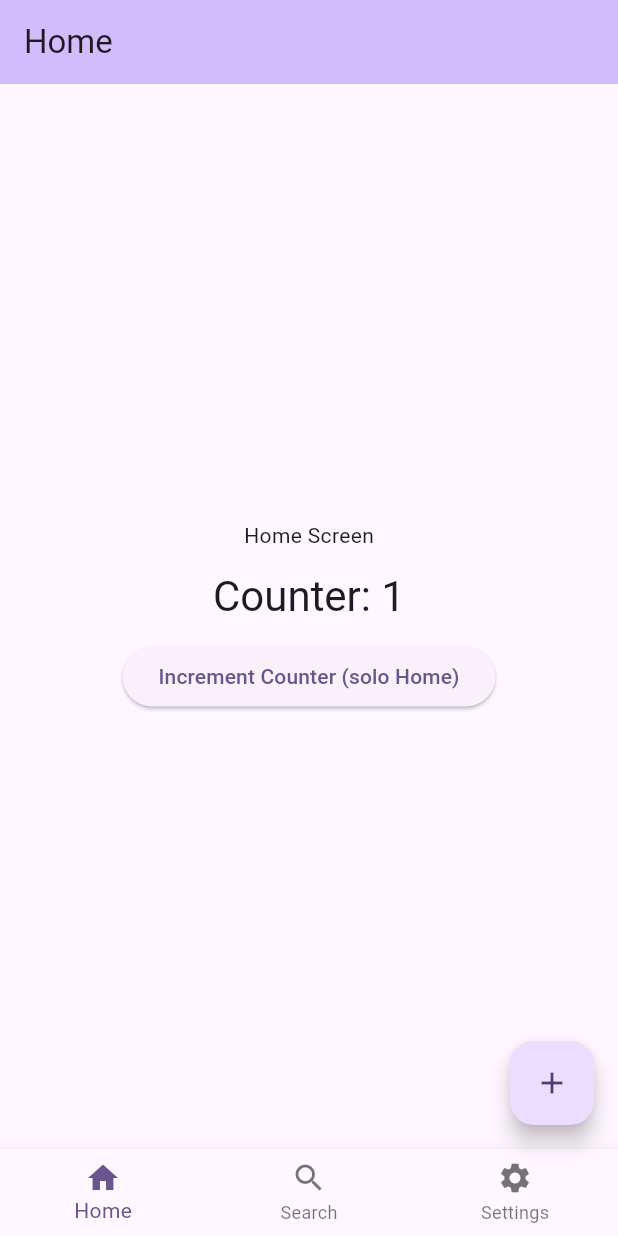
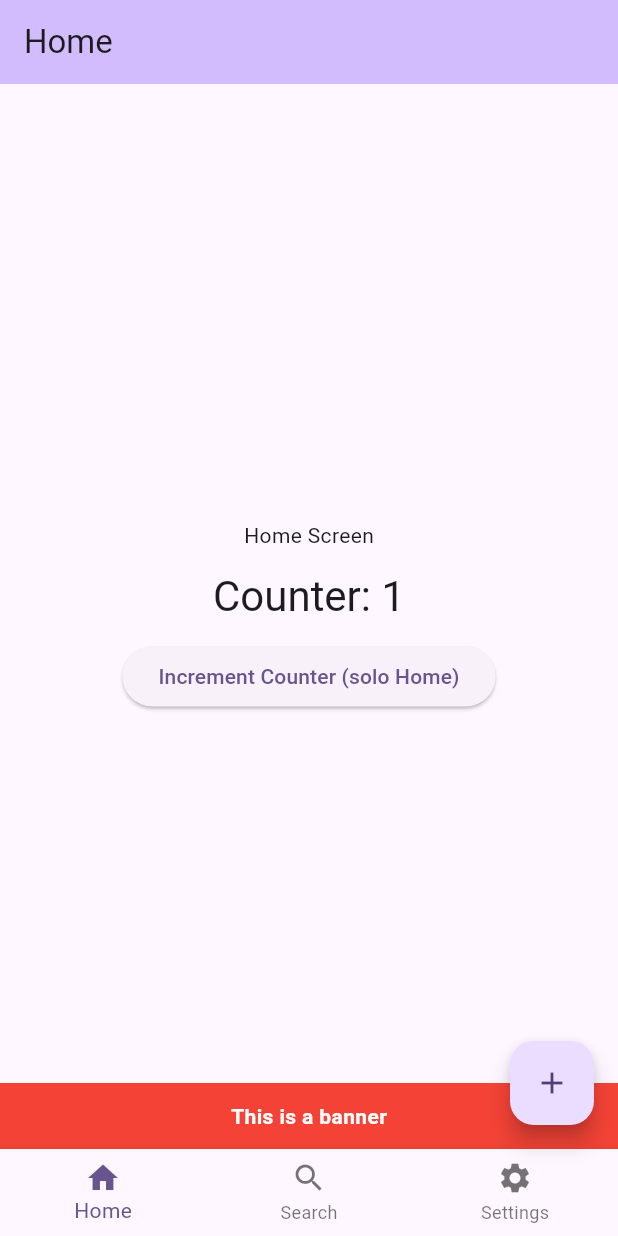
Before and after one commit to ObedCabanzo/flutter-amplitude-session-replay-android, a Flutter app: the screen it shows after launch, after a tap on "Increment Counter (solo Home)", on a phone screen of 412 x 824 dp. Run offline on Flutter 3.47's test engine with Material 3 defaults, Android fonts, the phone set to English and light mode, and no system bars; our stand-ins replace permission_handler; missing offline and left inert: amplitude_flutter, braze_plugin, experiment_sdk_flutter; statements that could not run were skipped.

```diff
--- /dev/null
+++ b/devtools_options.yaml
@@ -0,0 +1,3 @@
+description: This file stores settings for Dart & Flutter DevTools.
+documentation: https://docs.flutter.dev/tools/devtools/extensions#configure-extension-enablement-states
+extensions:
--- a/lib/analytics/amplitude_service.dart
+++ b/lib/analytics/amplitude_service.dart
@@ -1,17 +1,43 @@
 // lib/analytics/amplitude_service.dart
 import 'dart:math';
 import 'package:amplitude_flutter/constants.dart';
+import 'package:experiment_sdk_flutter/experiment_client.dart';
+import 'package:experiment_sdk_flutter/experiment_sdk_flutter.dart';
+import 'package:experiment_sdk_flutter/types/experiment_config.dart';
+import 'package:experiment_sdk_flutter/types/experiment_variant.dart';
 import 'package:flutter/services.dart';
 import 'package:amplitude_flutter/amplitude.dart';
 import 'package:amplitude_flutter/configuration.dart';
 import 'package:amplitude_flutter/default_tracking.dart';
 import 'package:amplitude_flutter/events/base_event.dart';
 
+/// A singleton service for integrating Amplitude Analytics, Experiment, and Session Replay in Flutter.
+///
+/// This service handles initialization, event tracking, user/device/session management,
+/// and native communication for Amplitude's Session Replay feature.
+///
+/// Usage:
+///   - Call [init] once at app startup with the required API keys.
+///   - Use [track] to log events, which will automatically include Session Replay properties if available.
+///   - Use [getVariant] to fetch experiment variants for feature flags.
+///   - Use [setUserId] and [setDeviceId] to update user and device identifiers.
+///
+/// Features:
+///   - Ensures Amplitude Analytics and Session Replay are initialized only once.
+///   - Handles fallback device ID generation if needed.
+///   - Bootstraps session IDs for Session Replay if not immediately available.
+///   - Synchronizes session and device IDs with the native Session Replay plugin.
+///   - Provides safe error handling to avoid blocking the app on native errors.
+///
+/// Note:
+///   - The native plugin for Session Replay must be implemented to handle the required method channels.
+///   - Do not call [init] multiple times; use the singleton instance [AmplitudeService.instance].
 class AmplitudeService {
   AmplitudeService._();
   static final AmplitudeService instance = AmplitudeService._();
 
   late final Amplitude _client;
+  late final ExperimentClient _clientExp;
   bool _analyticsReady = false;
   bool _srReady = false;
 
@@ -23,9 +49,12 @@ class AmplitudeService {
   Future<void> init({
     required String apiKeyAnalytics,
     required String apiKeySessionReplay,
+    String apiKeyExperiment = '',
     bool eu = false,
     double sampleRate = 1.0,
     bool enableRemoteConfig = false,
+    bool experiment = false,
+
   }) async {
     if (_analyticsReady) return;
 
@@ -44,6 +73,23 @@ class AmplitudeService {
       ),
     );
 
+    /// Initializes the Experiment client with Amplitude if the [experiment] flag is true and [apiKeyExperiment] is not empty.
+    ///
+    /// The client is configured with automatic exposure tracking enabled and uses "main" as the instance name. The instanceName could be ignored if not using amplitude analytics. And it could be initialized with the function initialize instead of initializeWithAmplitude if not using amplitude analytics.
+    ///
+    /// - [experiment]: A boolean flag indicating whether to initialize the Experiment client.
+    /// - [apiKeyExperiment]: The API key used for initializing the Experiment client.
+    /// - [_clientExp]: The Experiment client instance initialized with the provided API key and configuration.
+    if (experiment && apiKeyExperiment.isNotEmpty) {
+      _clientExp = Experiment.initializeWithAmplitude(
+        apiKey: apiKeyExperiment,
+        config: ExperimentConfig(automaticExposureTracking: true, instanceName: "main"),
+      );
+
+    }
+
+
+
     await _client.isBuilt;
     _analyticsReady = true;
 
@@ -55,6 +101,17 @@ class AmplitudeService {
       enableRemoteConfig: enableRemoteConfig,
 
     );
+  }
+
+  // Create functions for get a variant given a flag key and an optional userId
+  Future<ExperimentVariant?> getVariant(String flagKey) async {
+    if (!_analyticsReady ) {
+      throw StateError('AmplitudeService no inicializado. Llama a init() primero.');
+    }
+    var deviceId = await _client.getDeviceId();
+    await _clientExp.fetch(deviceId: deviceId);
+    return _clientExp.variant(flagKey);
+
   }
 
   void _ensureAnalyticsReady() {
--- a/lib/main.dart
+++ b/lib/main.dart
@@ -2,12 +2,20 @@ import 'package:flutter/material.dart';
 import 'package:flutter_application_3/analytics/amplitude_service.dart';
 import 'package:flutter_application_3/analytics/braze_service.dart';
 
+const Color kAppBarColor = Color(0xFF4A306D); // morado
+const Color kBottomBarColor = Color(0xFFA167A5); // rosado
+const Color kOnAppBar = Colors.white;
+const Color kOnBottomBarSelected = Colors.white;
+const Color kOnBottomBarUnselected = Colors.white70;
+
 Future<void> main() async {
   WidgetsFlutterBinding.ensureInitialized();
   await AmplitudeService.instance.init(
-    apiKeyAnalytics: 'api-key',
-    apiKeySessionReplay: 'api-key',
-    enableRemoteConfig: false
+    apiKeyAnalytics: 'f09c448ff67b9a0c818000c42a91b49a',
+    apiKeySessionReplay: 'f09c448ff67b9a0c818000c42a91b49a',
+    enableRemoteConfig: false,
+    experiment: true,
+    apiKeyExperiment: "f09c448ff67b9a0c818000c42a91b49a",
   );
 
   await BrazeService.instance.init();
@@ -90,17 +98,31 @@ class HomeScreen extends StatefulWidget {
 
 class _HomeScreenState extends State<HomeScreen> {
   int counter = 0;
+  String? variantValue = "";
 
   @override
   void initState() {
     super.initState();
     AmplitudeService.instance.track("home_page_viewed");
     BrazeService.instance.logEvent("home_page_viewed");
+
+    AmplitudeService.instance.getVariant("home-testing").then((onValue) {
+      setState(() {
+        variantValue = onValue?.value; // esperado: "top" o "bottom"
+      });
+      print("Variant for 'home-testing': $variantValue");
+    });
   }
+
+   // default: top, if is ios move to top, if is android move to bottom
+  bool get _isTop => variantValue == "ios" || variantValue == "";
 
   @override
   Widget build(BuildContext context) {
-    return Center(
+    return Stack(
+      children: [
+        // Contenido principal
+        Center(
           child: Column(
             mainAxisAlignment: MainAxisAlignment.center,
             children: [
@@ -112,14 +134,60 @@ class _HomeScreenState extends State<HomeScreen> {
               ),
               const SizedBox(height: 12),
               ElevatedButton(
-            onPressed:
-                () => setState(() {
+                onPressed: () {
+                  setState(() {
                     counter++;
+                  });
                   AmplitudeService.instance.track("count_updated");
-                }),
+                },
                 child: const Text('Increment Counter (solo Home)'),
               ),
             ],
+          ),
+        ),
+
+        // Banner condicional arriba/abajo
+        Positioned(
+          left: 0,
+          right: 0,
+          top: _isTop ? 0 : null,
+          bottom: _isTop ? null : 0,
+          child: SafeArea(
+            top: _isTop,
+            bottom: !_isTop,
+            child: Container(
+              color: Colors.red,
+              padding: const EdgeInsets.symmetric(horizontal: 16, vertical: 12),
+              child: const Center(
+                child: Text(
+                  "This is a banner",
+                  style: TextStyle(
+                    color: Colors.white,
+                    fontWeight: FontWeight.w600,
+                  ),
+                ),
+              ),
+            ),
+          ),
+        ),
+      ],
+    );
+  }
+}
+
+class _Banner extends StatelessWidget {
+  final String message;
+  const _Banner({required this.message});
+
+  @override
+  Widget build(BuildContext context) {
+    return Material(
+      elevation: 3,
+      borderRadius: BorderRadius.circular(8),
+      color: Theme.of(context).colorScheme.primaryContainer,
+      child: Padding(
+        padding: const EdgeInsets.symmetric(horizontal: 16, vertical: 10),
+        child: Text(message, style: Theme.of(context).textTheme.bodyMedium),
       ),
     );
   }
@@ -155,7 +223,6 @@ class SettingsScreen extends StatefulWidget {
 }
 
 class _SettingsScreenState extends State<SettingsScreen> {
-
   // use id state
   String userId = '';
 
@@ -169,7 +236,9 @@ class _SettingsScreenState extends State<SettingsScreen> {
   @override
   Widget build(BuildContext context) {
     return Center(
-      child: Column(mainAxisAlignment: MainAxisAlignment.center, children: [
+      child: Column(
+        mainAxisAlignment: MainAxisAlignment.center,
+        children: [
           const Text('Settings Screen'),
           // Add a Input component
           Padding(
@@ -197,8 +266,8 @@ class _SettingsScreenState extends State<SettingsScreen> {
               ],
             ),
           ),
-
-    ],),
+        ],
+      ),
     );
   }
 }
--- a/pubspec.yaml
+++ b/pubspec.yaml
@@ -37,6 +37,9 @@ dependencies:
   amplitude_flutter: ^4.3.7
   braze_plugin: ^14.0.3
   permission_handler: ^11.0.0
+  experiment_sdk_flutter:
+    git:
+      url: https://github.com/productminds/experiment_sdk_flutter.git
 
 dev_dependencies:
   flutter_test:
```
Also changed, not shown: pubspec.lock, 4 other files. Lines whose indentation alone changed are shown as unchanged.
